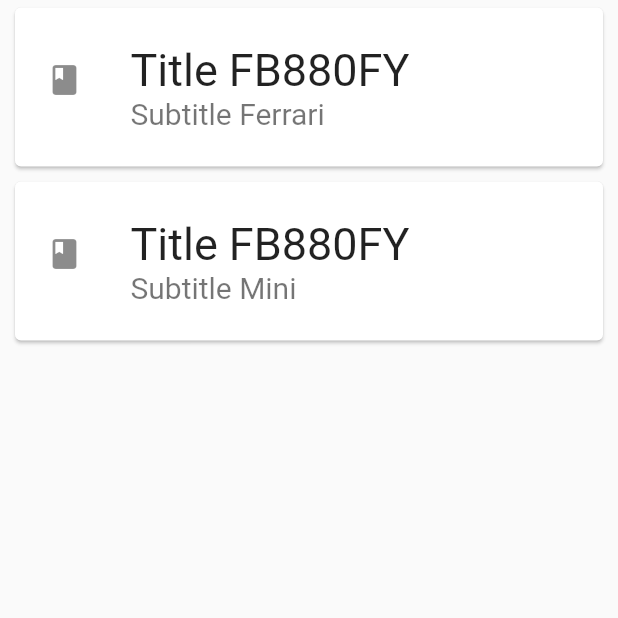
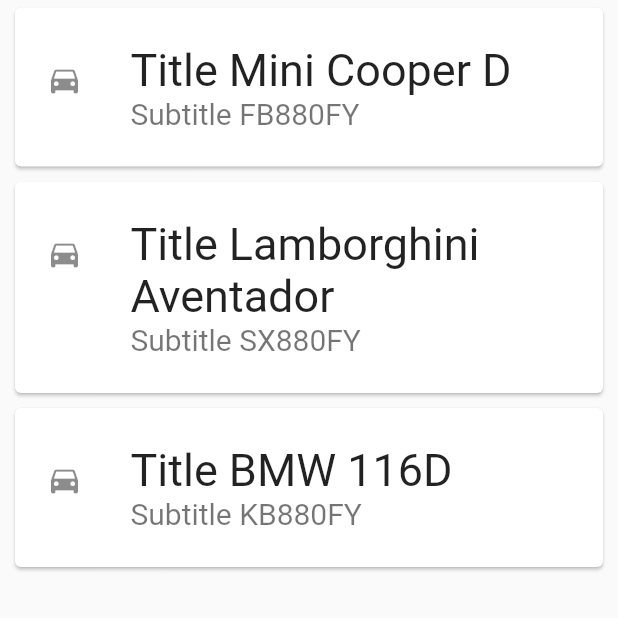
Before and after one commit to ilBares/cars_5F, a Flutter app: the screen it shows after launch, on a phone screen of 412 x 824 dp, the top half of it. Run offline on Flutter 3.47's test engine with Material 2 defaults, Android fonts, the phone set to English and light mode, and no system bars.

Commit message:
Cars App

```diff
--- a/lib/car.dart
+++ b/lib/car.dart
@@ -1,16 +1,14 @@
 
 class Car {
+  String _model;
   String _licensePlate;
-  String _model;
   int _year;
 
-  Car(this._licensePlate, this._model, this._year);
+  Car(this._model, this._licensePlate, this._year);
 
   int get year => _year;
 
-  set year(int value) {
-    _year = value;
-  }
+  set year(int value) => _year = value;
 
   String get model => _model;
 
--- a/lib/main.dart
+++ b/lib/main.dart
@@ -8,20 +8,26 @@ class CarsApp extends StatelessWidget {
 
   @override
   Widget build(BuildContext context) {
-    List carList = [];
-    carList.add(Car('Ferrari', 'FB880FY', 1998));
-    carList.add(Car('Mini', 'FB880FY', 2016));
+    List<Car> cars = [];
+    cars.add(Car('Mini Cooper D', 'FB880FY', 2016));
+    cars.add(Car('Lamborghini Aventador', 'SX880FY', 2020));
+    cars.add(Car('BMW 116D', 'KB880FY', 2011));
+
 
     return MaterialApp(
       title: 'Cars',
       home: Scaffold(
         body: SafeArea(
           child: ListView.builder(
-            // 15 items, per ogni item invoca itemBuilder
-              itemCount: carList.length,
-              itemBuilder: (context, index) {
-                return _buildItem(carList[index]);
-              }
+            // 3 items, ovvero la lunghezza della lista cars
+            itemCount: cars.length,
+            // item builder vien invocato 3 volte (length di cars)
+            // ogni volta che viene invocato costruisce un elemento
+            // della ListView -> Text
+            itemBuilder: (context, index) {
+              // il Widget "ritornato" corrisponde all'item stampato
+              return _buildItem(cars[index]);
+            }
           ),
         ),
       ),
@@ -34,7 +40,7 @@ class CarsApp extends StatelessWidget {
       child: Padding(
         padding: const EdgeInsets.symmetric(vertical: 20, horizontal: 5),
         child: ListTile(
-          leading: const Icon(Icons.book),
+          leading: const Icon(Icons.directions_car),
           title: Text(
             'Title ${car.model}',
             style: const TextStyle(
```
